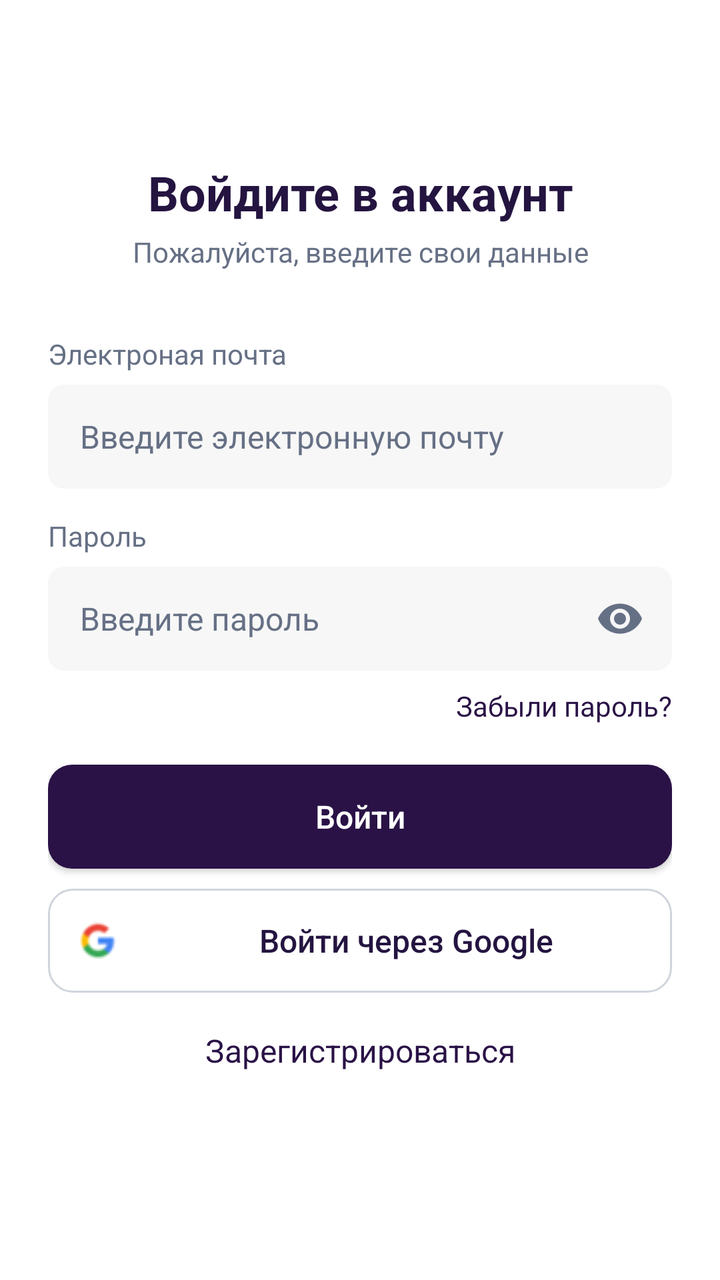
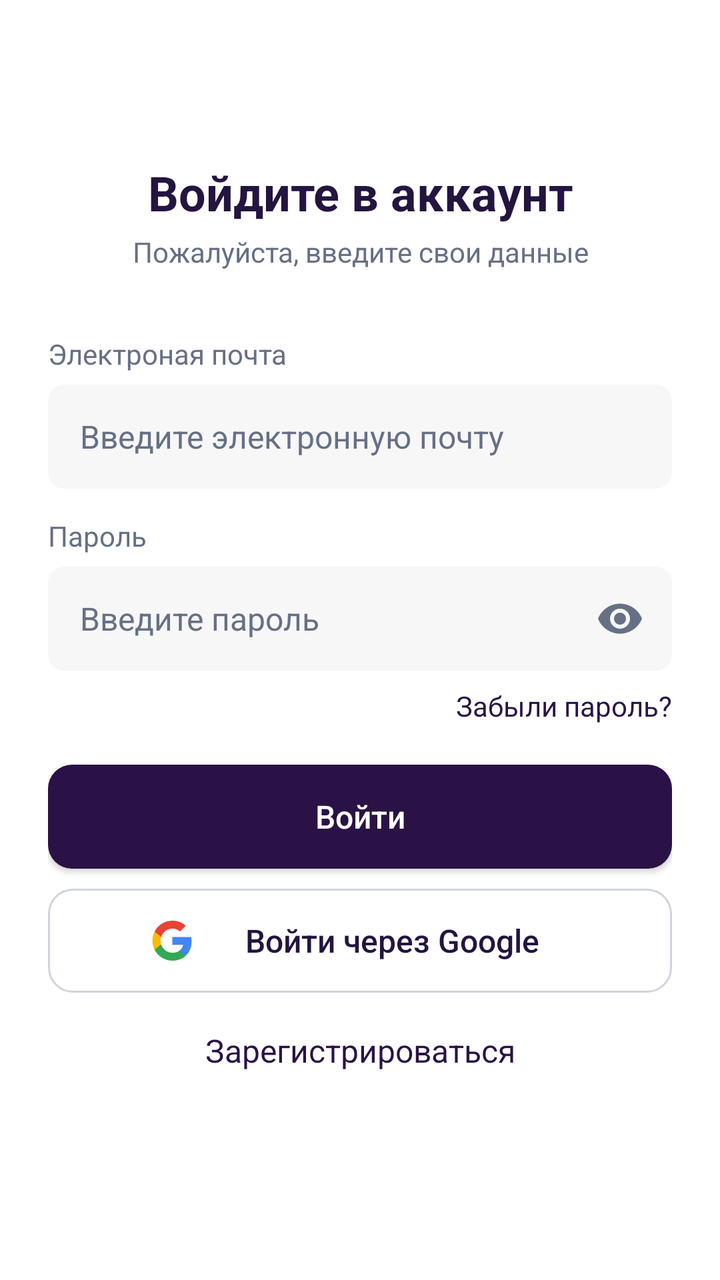

The first picture is an Android layout as it rendered before a commit; the second is the same layout after the commit. The layout source and the unified diff follow.
<!-- AndroidManifest.xml: application theme Theme.DriveNext -->
<!-- res/layout/activity_sign_in.xml -->
<?xml version="1.0" encoding="utf-8"?>
<FrameLayout xmlns:android="http://schemas.android.com/apk/res/android"
    android:layout_width="match_parent"
    android:layout_height="match_parent"
    android:background="@color/white">

    <ScrollView
        android:layout_width="match_parent"
        android:layout_height="match_parent"
        android:fillViewport="true">

        <LinearLayout
            android:layout_width="match_parent"
            android:layout_height="wrap_content"
            android:gravity="center_horizontal"
            android:orientation="vertical"
            android:paddingStart="24dp"
            android:paddingEnd="24dp">

            <TextView
                android:layout_width="match_parent"
                android:layout_height="wrap_content"
                android:layout_marginTop="80dp"
                android:gravity="center"
                android:text="@string/login_title"
                android:textColor="@color/brand_primary"
                android:textSize="24sp"
                android:textStyle="bold" />

            <TextView
                android:layout_width="match_parent"
                android:layout_height="wrap_content"
                android:layout_marginTop="4dp"
                android:gravity="center"
                android:text="@string/login_subtitle"
                android:textColor="@color/hint_gray"
                android:textSize="14sp" />

            <LinearLayout
                android:layout_width="match_parent"
                android:layout_height="wrap_content"
                android:layout_marginTop="32dp"
                android:orientation="vertical">

                <TextView
                    android:layout_width="wrap_content"
                    android:layout_height="wrap_content"
                    android:text="@string/email_label"
                    android:textColor="@color/hint_gray"
                    android:textSize="14sp" />

                <EditText
                    android:id="@+id/editEmail"
                    android:layout_width="match_parent"
                    android:layout_height="52dp"
                    android:layout_marginTop="6dp"
                    android:background="@drawable/bg_input"
                    android:hint="@string/email_hint"
                    android:inputType="textEmailAddress"
                    android:paddingStart="16dp"
                    android:paddingEnd="16dp"
                    android:textColor="@color/black"
                    android:textColorHint="@color/hint_gray"
                    android:textSize="16sp" />

                <TextView
                    android:layout_width="wrap_content"
                    android:layout_height="wrap_content"
                    android:layout_marginTop="14dp"
                    android:text="@string/password_label"
                    android:textColor="@color/hint_gray"
                    android:textSize="14sp" />

                <RelativeLayout
                    android:layout_width="match_parent"
                    android:layout_height="52dp"
                    android:layout_marginTop="6dp"
                    android:background="@drawable/bg_input">

                    <EditText
                        android:id="@+id/editPassword"
                        android:layout_width="match_parent"
                        android:layout_height="match_parent"
                        android:layout_alignParentStart="true"
                        android:layout_toStartOf="@id/btnTogglePassword"
                        android:background="@android:color/transparent"
                        android:hint="@string/password_hint"
                        android:inputType="textPassword"
                        android:paddingStart="16dp"
                        android:paddingEnd="8dp"
                        android:textColor="@color/black"
                        android:textColorHint="@color/hint_gray"
                        android:textSize="16sp" />

                    <ImageButton
                        android:id="@+id/btnTogglePassword"
                        android:layout_width="44dp"
                        android:layout_height="44dp"
                        android:layout_alignParentEnd="true"
                        android:layout_centerVertical="true"
                        android:layout_marginEnd="4dp"
                        android:background="?attr/selectableItemBackgroundBorderless"
                        android:contentDescription="@string/password_label"
                        android:scaleType="centerInside"
                        android:src="@drawable/ic_visibility" />
                </RelativeLayout>

                <TextView
                    android:id="@+id/btnForgotPassword"
                    android:layout_width="wrap_content"
                    android:layout_height="wrap_content"
                    android:layout_gravity="end"
                    android:layout_marginTop="8dp"
                    android:text="@string/forgot_password"
                    android:textColor="@color/forgot_password"
                    android:textSize="14sp" />

                <androidx.appcompat.widget.AppCompatButton
                    android:id="@+id/btnLoginSubmit"
                    android:layout_width="match_parent"
                    android:layout_height="52dp"
                    android:layout_marginTop="20dp"
                    android:background="@drawable/bg_button_filled"
                    android:text="@string/action_login"
                    android:textAllCaps="false"
                    android:textColor="@color/white"
                    android:textSize="16sp" />

                <androidx.appcompat.widget.AppCompatButton
                    android:id="@+id/btnLoginGoogle"
                    android:layout_width="match_parent"
                    android:layout_height="52dp"
                    android:layout_marginTop="10dp"
                    android:background="@drawable/bg_button_outlined"
                    android:drawableStart="@drawable/ic_google"
                    android:drawablePadding="12dp"
                    android:gravity="center"
                    android:paddingStart="16dp"
                    android:text="@string/login_with_google"
                    android:textAllCaps="false"
                    android:textColor="@color/brand_primary"
                    android:textSize="16sp" />

                <TextView
                    android:id="@+id/btnGoRegister"
                    android:layout_width="match_parent"
                    android:layout_height="wrap_content"
                    android:layout_marginTop="18dp"
                    android:gravity="center"
                    android:text="@string/no_account_register"
                    android:textColor="@color/forgot_password"
                    android:textSize="16sp" />
            </LinearLayout>

            <Space
                android:layout_width="match_parent"
                android:layout_height="24dp" />
        </LinearLayout>
    </ScrollView>

</FrameLayout>
<!-- resources referenced by this layout -->
<resources>
  <color name="black">#FF000000</color>
  <color name="brand_primary">#FF241440</color>
  <color name="forgot_password">#FF2A1246</color>
  <color name="hint_gray">#FF667085</color>
  <color name="white">#FFFFFFFF</color>
  <!-- drawable bg_button_filled (drawable) -->
  <?xml version="1.0" encoding="utf-8"?>
  <shape xmlns:android="http://schemas.android.com/apk/res/android"
      android:shape="rectangle">
      <solid android:color="@color/login_primary" />
      <corners android:radius="12dp" />
  </shape>
  <!-- drawable bg_button_outlined (drawable) -->
  <?xml version="1.0" encoding="utf-8"?>
  <shape xmlns:android="http://schemas.android.com/apk/res/android"
      android:shape="rectangle">
      <solid android:color="@android:color/transparent" />
      <stroke
          android:width="1dp"
          android:color="@color/stroke_gray" />
      <corners android:radius="12dp" />
  </shape>
  <!-- drawable bg_input (drawable) -->
  <?xml version="1.0" encoding="utf-8"?>
  <shape xmlns:android="http://schemas.android.com/apk/res/android"
      android:shape="rectangle">
      <solid android:color="@color/input_bg" />
      <corners android:radius="8dp" />
  </shape>
  <!-- drawable ic_google: png bitmap (drawable, 1968 bytes) -->
  <!-- drawable ic_visibility (drawable) -->
  <?xml version="1.0" encoding="utf-8"?>
  <vector xmlns:android="http://schemas.android.com/apk/res/android"
      android:width="24dp"
      android:height="24dp"
      android:viewportWidth="24"
      android:viewportHeight="24">
      <path
          android:fillColor="#FF667085"
          android:pathData="M12,4.5C7,4.5 2.73,7.61 1,12c1.73,4.39 6,7.5 11,7.5s9.27,-3.11 11,-7.5C21.27,7.61 17,4.5 12,4.5zM12,17c-2.76,0 -5,-2.24 -5,-5s2.24,-5 5,-5 5,2.24 5,5 -2.24,5 -5,5zM12,9c-1.66,0 -3,1.34 -3,3s1.34,3 3,3 3,-1.34 3,-3 -1.34,-3 -3,-3z" />
  </vector>
  <string name="action_login">Войти</string>
  <string name="email_hint">Введите электронную почту</string>
  <string name="email_label">Электроная почта</string>
  <string name="forgot_password">Забыли пароль?</string>
  <string name="login_subtitle">Пожалуйста, введите свои данные</string>
  <string name="login_title">Войдите в аккаунт</string>
  <string name="login_with_google">Войти через Google</string>
  <string name="no_account_register">Зарегистрироваться</string>
  <string name="password_hint">Введите пароль</string>
  <string name="password_label">Пароль</string>
  <color name="login_primary">#FF2A1246</color>
  <color name="stroke_gray">#FFD0D5DD</color>
  <color name="input_bg">#FFF7F7F7</color>
  <!-- unchanged entries left out for length: 1 -->
</resources>

<!-- the commit's change to res/layout/activity_sign_in.xml (unified diff, before → after) -->
@@ -135,7 +135,8 @@
                     android:drawableStart="@drawable/ic_google"
                     android:drawablePadding="12dp"
                     android:gravity="center"
-                    android:paddingStart="16dp"
+                    android:paddingStart="52dp"
+                    android:paddingEnd="52dp"
                     android:text="@string/login_with_google"
                     android:textAllCaps="false"
                     android:textColor="@color/brand_primary"
<!-- resource entries referenced after the edit -->
@@ -29,7 +29,26 @@
       <solid android:color="@color/input_bg" />
       <corners android:radius="8dp" />
   </shape>
-  <!-- drawable ic_google: png bitmap (drawable, 1968 bytes) -->
+  <!-- drawable ic_google (drawable) -->
+  <?xml version="1.0" encoding="utf-8"?>
+  <vector xmlns:android="http://schemas.android.com/apk/res/android"
+      android:width="20dp"
+      android:height="20dp"
+      android:viewportWidth="20"
+      android:viewportHeight="20">
+      <path
+          android:fillColor="#4285F4"
+          android:pathData="M19.805,10.2303C19.805,9.55056 19.7499,8.86711 19.6323,8.19836H10.2V12.0492H15.6015C15.3773,13.2911 14.6571,14.3898 13.6026,15.0879V17.5866H16.825C18.7174,15.8449 19.805,13.2728 19.805,10.2303Z" />
+      <path
+          android:fillColor="#34A853"
+          android:pathData="M10.2,20.0007C12.897,20.0007 15.1715,19.1152 16.8287,17.5866L13.6062,15.088C12.7096,15.6979 11.5522,16.0433 10.2037,16.0433C7.5948,16.0433 5.38279,14.2833 4.58911,11.9169H1.26373V14.4927C2.96133,17.8695 6.41898,20.0007 10.2,20.0007V20.0007Z" />
+      <path
+          android:fillColor="#FBBC04"
+          android:pathData="M4.58546,11.9169C4.16657,10.6749 4.16657,9.33008 4.58546,8.08811V5.51233H1.26376C-0.154572,8.33798 -0.154572,11.667 1.26376,14.4927L4.58546,11.9169V11.9169Z" />
+      <path
+          android:fillColor="#EA4335"
+          android:pathData="M10.2,3.95805C11.6257,3.936 13.0036,4.47247 14.0361,5.45722L16.8911,2.60218C15.0833,0.904587 12.6839,-0.0287217 10.2,0.000673888C6.41898,0.000673888 2.96133,2.13185 1.26373,5.51234L4.58543,8.08813C5.37544,5.71811 7.59113,3.95805 10.2,3.95805V3.95805Z" />
+  </vector>
   <!-- drawable ic_visibility (drawable) -->
   <?xml version="1.0" encoding="utf-8"?>
   <vector xmlns:android="http://schemas.android.com/apk/res/android"
